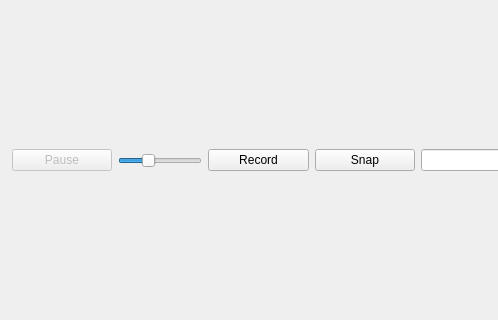
Old version of the form rtspwindow.ui in the repository surfzoid/QtVsPlayer; both pictures show x 0 to 498 and y 130 to 450 of the 1451 by 622 pixel window.
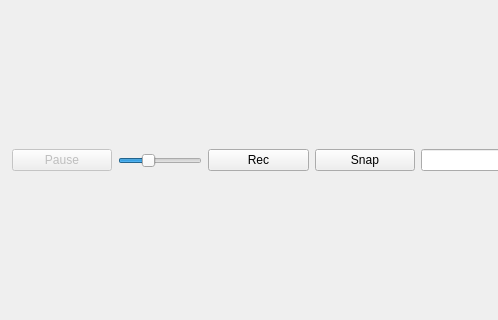
New version of the form. Icons and pictures are not drawn.

Commit message: Missing translations

```diff
--- a/rtspwindow.ui
+++ b/rtspwindow.ui
@@ -199,7 +199,7 @@
         <string>Start or stop manual record in the device.</string>
        </property>
        <property name="text">
-        <string>Record</string>
+        <string comment="Record">Rec</string>
        </property>
        <property name="checkable">
         <bool>true</bool>
```
The commit also changes 2 other files.
